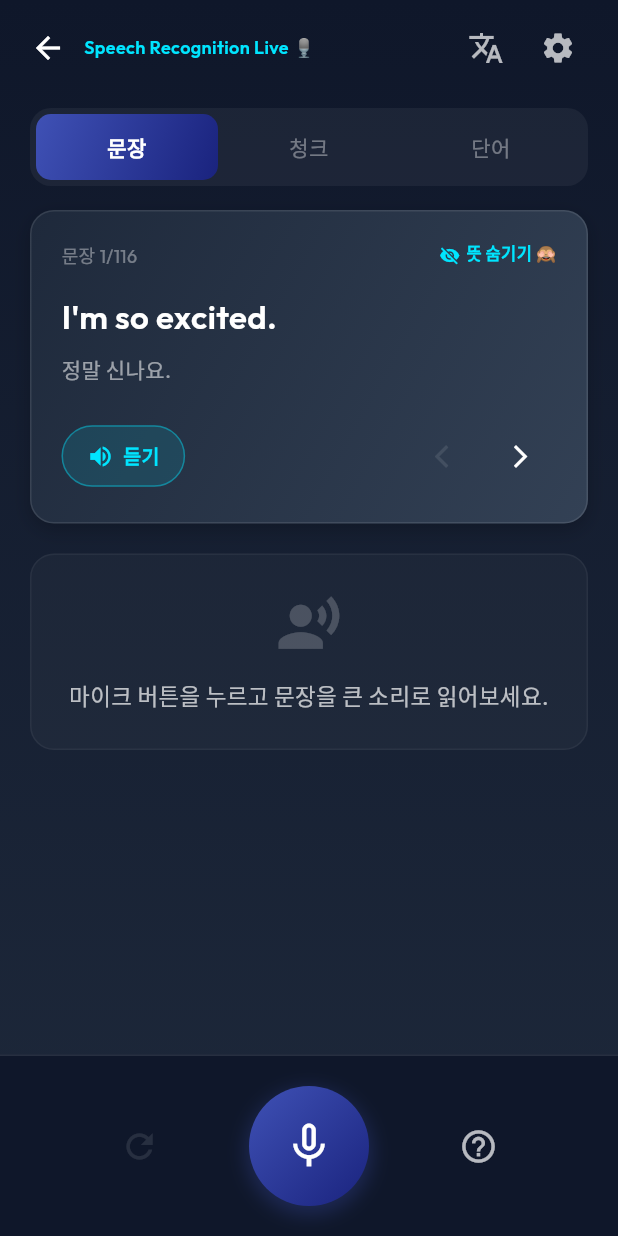
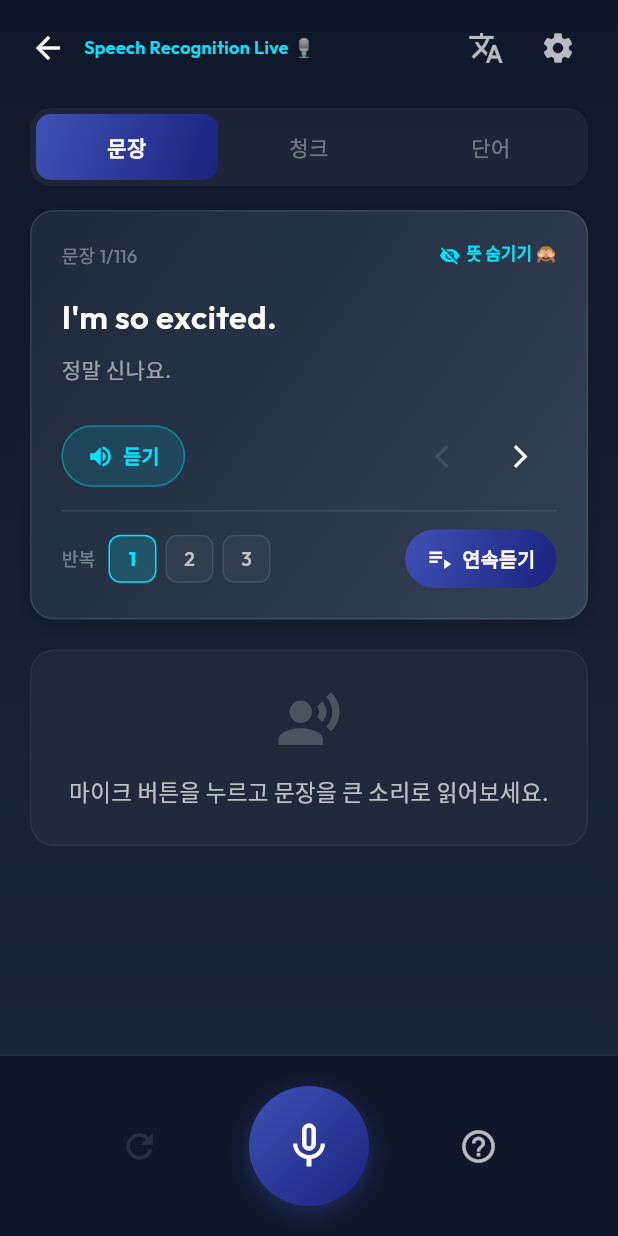
Before and after one commit to plan153/my_english_app, a Flutter app: the PracticeScreen screen opened by its route, on a phone screen of 412 x 824 dp. Run offline on Flutter 3.47's test engine with Material 3 defaults, Android fonts, the phone set to English and light mode, and no system bars; our stand-ins replace audioplayers, file_picker, flutter_tts, go_router, google_fonts, permission_handler and 2 more; missing offline and left inert: dart:html, dart:js, string_similarity; accounts and stored records are empty.

Commit message:
feat: 반복 듣기(1/2/3회) + 여러 문장 연속 듣기 기능 추가
- 재사용 엔진: pronunciation_engine 패키지에 순수 Dart PlaybackSequencer 추가.
  주입된 speak(text)→Future만으로 반복 N회 + 여러 항목 순차 재생 + 취소 +
  진행 콜백을 오케스트레이션. 단위 테스트 7개.
- TtsService.init에 awaitSpeakCompletion(true) 추가 → speak()가 재생 완료 시
  resolve 되어 시퀀서가 다음 재생을 정확히 이어감.
- 연습 화면: 반복 선택기[1/2/3], 듣기(현재 대상 ×N), 연속듣기(현재 문장부터
  각 문장 ×N 후 자동으로 다음 문장, 진행 하이라이트 + r/N 표시), 정지 버튼.
- 검증: repeat=3 → 동일 문장 3회; 연속(repeat=2) → [문장1×2, 문장2×2, ...]
  자동 진행 + 정지 정상 (브라우저 실동작 확인). 음성 Aria, 속도 1.0x.

Co-Authored-By: Claude Opus 4.8 <noreply@anthropic.com>

````diff
--- a/lib/screens/practice_screen.dart
+++ b/lib/screens/practice_screen.dart
@@ -49,14 +49,97 @@ class _PracticeScreenState extends State<PracticeScreen> {
   bool _useDemoMode = false;
   double _simAccuracy = 0.8;
 
+  // 반복/연속 듣기
+  int _repeatCount = 1; // 1/2/3회
+  bool _isPlaying = false; // 단일 또는 연속 재생 진행 중
+  int _playRepeat = 0; // 현재 반복 회차 (1-based, 표시용)
+  late final PlaybackSequencer _sequencer;
+
   String _t(String key) => TranslationService.get(key);
 
   @override
   void initState() {
     super.initState();
+    _sequencer = PlaybackSequencer(
+      speak: (t) => TtsService.speak(t),
+      gap: const Duration(milliseconds: 350),
+    );
     _initSpeech();
     _loadSentences();
     _loadTtsSettings();
+  }
+
+  @override
+  void dispose() {
+    _sequencer.stop();
+    TtsService.stop();
+    super.dispose();
+  }
+
+  /// 현재 대상(문장/청크/단어)을 반복 횟수만큼 재생.
+  Future<void> _playSingle() async {
+    if (_isPlaying) return;
+    await TtsService.unlockAudioEngine();
+    setState(() {
+      _isPlaying = true;
+      _playRepeat = 0;
+    });
+    await _sequencer.play(
+      [_target],
+      repeatCount: _repeatCount,
+      onProgress: (i, r) {
+        if (mounted) setState(() => _playRepeat = r);
+      },
+    );
+    if (mounted) {
+      setState(() {
+        _isPlaying = false;
+        _playRepeat = 0;
+      });
+    }
+  }
+
+  /// 현재 문장부터 끝까지, 각 문장을 반복 횟수만큼 듣고 자동으로 다음 문장으로.
+  Future<void> _playContinuous() async {
+    if (_isPlaying || _sentences.isEmpty) return;
+    await TtsService.unlockAudioEngine();
+    final startIndex = _currentIndex;
+    final items = _sentences.sublist(startIndex).map((s) => s.text).toList();
+    setState(() {
+      _isPlaying = true;
+      _playRepeat = 0;
+      _level = PracticeLevel.sentence;
+    });
+    await _sequencer.play(
+      items,
+      repeatCount: _repeatCount,
+      onProgress: (i, r) {
+        if (!mounted) return;
+        setState(() {
+          _currentIndex = startIndex + i;
+          _chunkIndex = 0;
+          _wordIndex = 0;
+          _hasResult = false;
+          _playRepeat = r;
+        });
+      },
+    );
+    if (mounted) {
+      setState(() {
+        _isPlaying = false;
+        _playRepeat = 0;
+      });
+    }
+  }
+
+  /// 재생 중단.
+  void _stopPlayback() {
+    _sequencer.stop();
+    TtsService.stop();
+    setState(() {
+      _isPlaying = false;
+      _playRepeat = 0;
+    });
   }
 
   Future<void> _loadTtsSettings() async {
@@ -520,6 +603,10 @@ class _PracticeScreenState extends State<PracticeScreen> {
               ),
             ],
           ),
+          const SizedBox(height: 12),
+          const Divider(color: Colors.white10, height: 1),
+          const SizedBox(height: 12),
+          _buildPlaybackControls(),
         ],
       ),
     );
@@ -658,10 +745,7 @@ class _PracticeScreenState extends State<PracticeScreen> {
 
   Widget _listenButton() {
     return GestureDetector(
-      onTap: () async {
-        await TtsService.unlockAudioEngine();
-        await TtsService.speak(_target);
-      },
+      onTap: _isPlaying ? null : _playSingle,
       child: Container(
         padding: const EdgeInsets.symmetric(horizontal: 16, vertical: 10),
         decoration: BoxDecoration(
@@ -675,9 +759,114 @@ class _PracticeScreenState extends State<PracticeScreen> {
             const Icon(Icons.volume_up, color: AppColors.accent, size: 18),
             const SizedBox(width: 6),
             Text(
-              _t('listen'),
+              _repeatCount > 1 ? '${_t('listen')} ×$_repeatCount' : _t('listen'),
               style: const TextStyle(
                   color: AppColors.accent,
+                  fontSize: 13,
+                  fontWeight: FontWeight.bold),
+            ),
+          ],
+        ),
+      ),
+    );
+  }
+
+  /// 반복 횟수 선택 + 연속듣기/정지 컨트롤 행.
+  Widget _buildPlaybackControls() {
+    return Row(
+      children: [
+        Text('${_t('repeat')} ',
+            style: const TextStyle(color: AppColors.textMuted, fontSize: 12)),
+        const SizedBox(width: 6),
+        for (final n in [1, 2, 3]) ...[
+          _repeatChip(n),
+          const SizedBox(width: 6),
+        ],
+        const Spacer(),
+        _isPlaying ? _stopButton() : _continuousButton(),
+      ],
+    );
+  }
+
+  Widget _repeatChip(int n) {
+    final selected = _repeatCount == n;
+    return GestureDetector(
+      onTap: _isPlaying ? null : () => setState(() => _repeatCount = n),
+      child: Container(
+        width: 32,
+        height: 32,
+        alignment: Alignment.center,
+        decoration: BoxDecoration(
+          color: selected
+              ? AppColors.accent.withValues(alpha: 0.18)
+              : Colors.white.withValues(alpha: 0.04),
+          borderRadius: BorderRadius.circular(8),
+          border: Border.all(
+            color: selected
+                ? AppColors.accent
+                : Colors.white.withValues(alpha: 0.1),
+          ),
+        ),
+        child: Text(
+          '$n',
+          style: TextStyle(
+            color: selected ? AppColors.accent : AppColors.textSecondary,
+            fontSize: 13,
+            fontWeight: selected ? FontWeight.bold : FontWeight.w500,
+          ),
+        ),
+      ),
+    );
+  }
+
+  Widget _continuousButton() {
+    return GestureDetector(
+      onTap: _playContinuous,
+      child: Container(
+        padding: const EdgeInsets.symmetric(horizontal: 14, vertical: 10),
+        decoration: BoxDecoration(
+          gradient: AppColors.brandGradient,
+          borderRadius: BorderRadius.circular(24),
+        ),
+        child: Row(
+          mainAxisSize: MainAxisSize.min,
+          children: [
+            const Icon(Icons.playlist_play, color: Colors.white, size: 18),
+            const SizedBox(width: 6),
+            Text(
+              _t('continuous_listen'),
+              style: const TextStyle(
+                  color: Colors.white,
+                  fontSize: 13,
+                  fontWeight: FontWeight.bold),
+            ),
+          ],
+        ),
+      ),
+    );
+  }
+
+  Widget _stopButton() {
+    return GestureDetector(
+      onTap: _stopPlayback,
+      child: Container(
+        padding: const EdgeInsets.symmetric(horizontal: 14, vertical: 10),
+        decoration: BoxDecoration(
+          color: AppColors.danger.withValues(alpha: 0.15),
+          borderRadius: BorderRadius.circular(24),
+          border: Border.all(color: AppColors.danger.withValues(alpha: 0.5)),
+        ),
+        child: Row(
+          mainAxisSize: MainAxisSize.min,
+          children: [
+            const Icon(Icons.stop, color: AppColors.danger, size: 18),
+            const SizedBox(width: 6),
+            Text(
+              _playRepeat > 0
+                  ? '${_t('stop')} ($_playRepeat/$_repeatCount)'
+                  : _t('stop'),
+              style: const TextStyle(
+                  color: AppColors.danger,
                   fontSize: 13,
                   fontWeight: FontWeight.bold),
             ),
--- a/lib/services/translation_service.dart
+++ b/lib/services/translation_service.dart
@@ -122,6 +122,9 @@ class TranslationService {
     'progress_reset_confirm': '모든 학습 기록을 삭제할까요?',
     'common_cancel': '취소',
     'common_delete': '삭제',
+    'repeat': '반복',
+    'continuous_listen': '연속듣기',
+    'stop': '정지',
   };
 
   /// English fallback translations map
@@ -235,5 +238,8 @@ class TranslationService {
     'progress_reset_confirm': 'Delete all practice history?',
     'common_cancel': 'Cancel',
     'common_delete': 'Delete',
+    'repeat': 'Repeat',
+    'continuous_listen': 'Play All',
+    'stop': 'Stop',
   };
 }
--- a/lib/services/tts_service.dart
+++ b/lib/services/tts_service.dart
@@ -50,6 +50,9 @@ class TtsService {
   static Future<void> init() async {
     if (_isInitialized) return;
     try {
+      // speak()가 재생 완료 시점에 resolve 되도록 설정.
+      // 반복 듣기/연속 듣기 시퀀서가 다음 재생을 정확히 이어가려면 필수.
+      await _flutterTts.awaitSpeakCompletion(true);
       await _flutterTts.setLanguage('en-US');
 
       // Select the best voice for Web/Chrome to avoid low-quality metallic voices
--- a/packages/pronunciation_engine/lib/pronunciation_engine.dart
+++ b/packages/pronunciation_engine/lib/pronunciation_engine.dart
@@ -23,3 +23,6 @@ export 'src/scoring/feedback_generator.dart';
 // Engine interfaces (구현은 앱에서 플러그인으로 주입)
 export 'src/engines/tts_engine.dart';
 export 'src/engines/speech_recognition_engine.dart';
+
+// Playback (반복/연속 듣기 시퀀서)
+export 'src/playback/playback_sequencer.dart';
--- /dev/null
+++ b/packages/pronunciation_engine/lib/src/playback/playback_sequencer.dart
@@ -0,0 +1,76 @@
+/// 텍스트 하나를 재생하고 **완료되면** 끝나는 Future를 돌려주는 함수.
+typedef SpeakFn = Future<void> Function(String text);
+
+/// 재생 진행 콜백. [itemIndex]는 0-based 항목 인덱스, [repeat]은 1-based 반복 회차.
+typedef SequenceProgress = void Function(int itemIndex, int repeat);
+
+/// 반복 듣기 + 여러 항목 연속 듣기를 오케스트레이션하는 순수 Dart 시퀀서.
+///
+/// TTS 엔진이나 Flutter에 의존하지 않고, 주입된 [speak] 콜백만 사용한다.
+/// 따라서 어떤 앱/엔진에서도 재사용할 수 있고 단위 테스트가 쉽다.
+///
+/// 사용 예:
+/// ```dart
+/// final seq = PlaybackSequencer(speak: (t) => tts.speak(t));
+/// // 한 문장을 3회 반복
+/// await seq.play(['Hello'], repeatCount: 3);
+/// // 여러 문장을 각각 3회 반복 후 다음 문장으로
+/// await seq.play(sentences, repeatCount: 3, onProgress: (i, r) => highlight(i));
+/// ```
+class PlaybackSequencer {
+  /// 실제 음성 재생 함수 (재생 완료 시 resolve 되어야 한다).
+  final SpeakFn speak;
+
+  /// 항목/반복 사이 기본 간격.
+  final Duration gap;
+
+  bool _cancelled = false;
+  bool _running = false;
+
+  PlaybackSequencer({required this.speak, this.gap = Duration.zero});
+
+  /// 현재 재생 시퀀스가 진행 중인지 여부.
+  bool get isRunning => _running;
+
+  /// 진행 중인 시퀀스를 취소한다. (현재 재생 중인 음성 자체의 중단은 호출 측에서
+  /// 별도로 처리해야 한다 — 시퀀서는 다음 재생 예약만 멈춘다.)
+  void stop() {
+    _cancelled = true;
+  }
+
+  /// [items]의 각 항목을 [repeatCount]회 반복 재생한다.
+  ///
+  /// 한 항목을 repeatCount회 모두 재생한 뒤 다음 항목으로 넘어간다.
+  /// [onProgress]는 각 회차 재생 시작 직전에 호출된다.
+  /// 이미 실행 중이면 아무 것도 하지 않는다.
+  Future<void> play(
+    List<String> items, {
+    int repeatCount = 1,
+    SequenceProgress? onProgress,
+    Duration? gap,
+  }) async {
+    if (_running) return;
+    final reps = repeatCount < 1 ? 1 : repeatCount;
+    final g = gap ?? this.gap;
+
+    _cancelled = false;
+    _running = true;
+    try {
+      for (var i = 0; i < items.length; i++) {
+        if (_cancelled) break;
+        for (var r = 1; r <= reps; r++) {
+          if (_cancelled) break;
+          onProgress?.call(i, r);
+          await speak(items[i]);
+          if (_cancelled) break;
+          final isLast = i == items.length - 1 && r == reps;
+          if (!isLast && g > Duration.zero) {
+            await Future.delayed(g);
+          }
+        }
+      }
+    } finally {
+      _running = false;
+    }
+  }
+}
````
Also changed, not shown: 1 other file.
